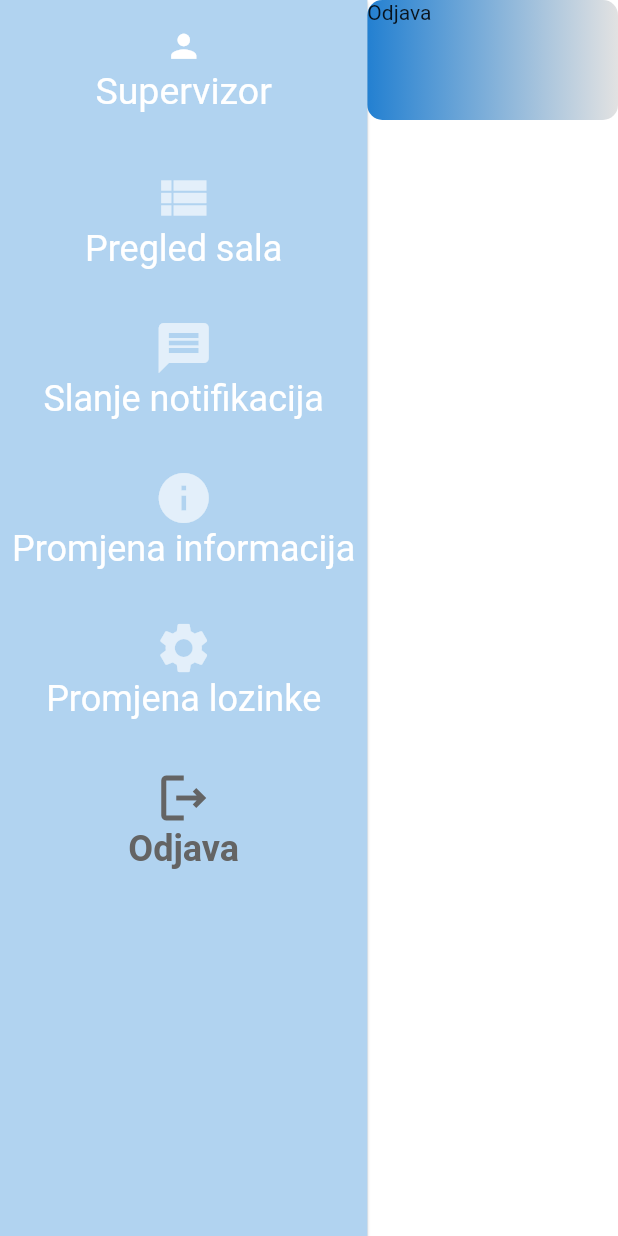
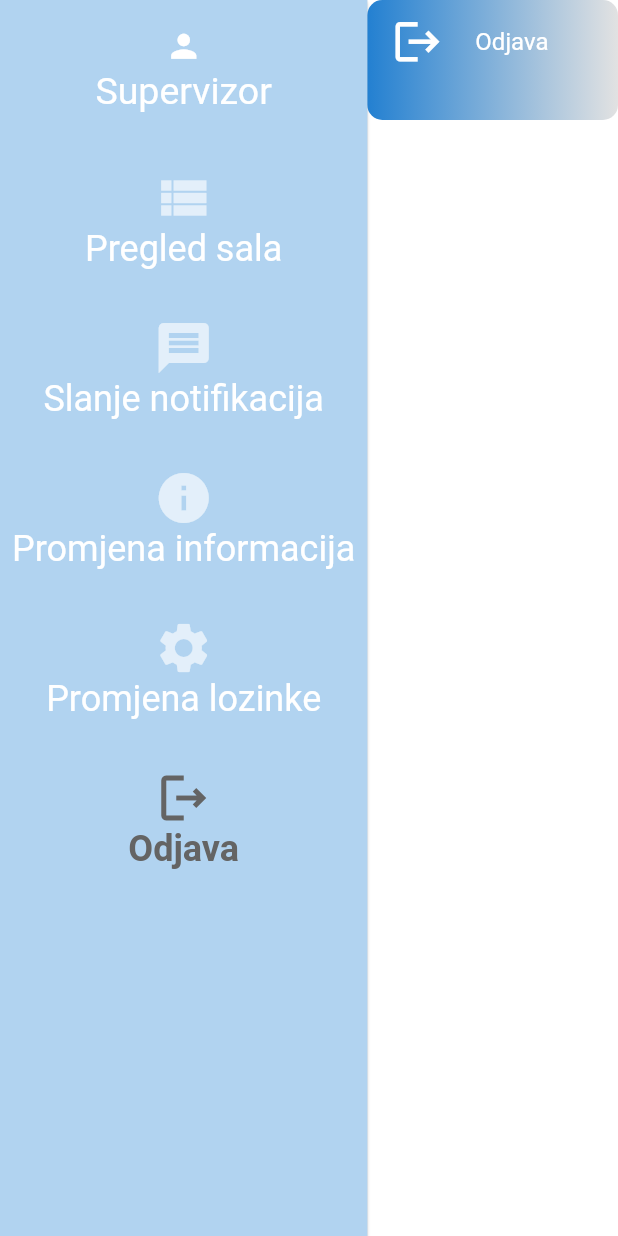
Before and after one commit to blagojevicNikola/WebPametnaCitaonica, a Flutter app: the SupervizorHomePage screen opened directly with empty values, scrolled down 162 dp, after a tap on "Odjava", on a phone screen of 412 x 824 dp. Run offline on Flutter 3.47's test engine with Material 2 defaults, Android fonts, the phone set to English and light mode, and no system bars; our stand-ins replace dio, file_picker, shared_preferences; missing offline and left inert: dart:html; accounts and stored records are empty; network calls fail.

Commit message:
Izmjene boja

```diff
--- a/lib/pages/promjena_lozinke_page.dart
+++ b/lib/pages/promjena_lozinke_page.dart
@@ -26,16 +26,7 @@ class _PromjenaLozinkePageState extends State<PromjenaLozinkePage> {
   @override
   Widget build(BuildContext context) {
     return Container(
-      decoration: const BoxDecoration(
-        gradient: LinearGradient(
-          begin: Alignment.topCenter,
-          end: Alignment.bottomCenter,
-          colors: [
-            Color(0xFFD6F4F4),
-            Color(0xFFD6F4F4),
-          ],
-        ),
-      ),
+      decoration: const BoxDecoration(color: Colors.white),
       child: ListView(
         // child: Column(
         children: <Widget>[
@@ -50,7 +41,7 @@ class _PromjenaLozinkePageState extends State<PromjenaLozinkePage> {
               },
               decoration: InputDecoration(
                   prefixIcon: Icon(Icons.lock, color: Colors.blue[700]),
-                  fillColor: Colors.white,
+                  fillColor: Color.fromARGB(255, 233, 233, 233),
                   filled: true,
                   border: const OutlineInputBorder(),
                   labelText: 'Trenutna lozinka',
@@ -69,7 +60,7 @@ class _PromjenaLozinkePageState extends State<PromjenaLozinkePage> {
               },
               decoration: InputDecoration(
                   prefixIcon: Icon(Icons.password, color: Colors.blue[700]),
-                  fillColor: Colors.white,
+                  fillColor: Color.fromARGB(255, 233, 233, 233),
                   filled: true,
                   border: const OutlineInputBorder(),
                   labelText: 'Nova lozinka',
@@ -88,7 +79,7 @@ class _PromjenaLozinkePageState extends State<PromjenaLozinkePage> {
               },
               decoration: InputDecoration(
                   prefixIcon: Icon(Icons.password, color: Colors.blue[700]),
-                  fillColor: Colors.white,
+                  fillColor: Color.fromARGB(255, 233, 233, 233),
                   filled: true,
                   border: const OutlineInputBorder(),
                   labelText: 'Potvrda nove lozinka',
--- a/lib/supervizor/pages/odjava_supervizor.dart
+++ b/lib/supervizor/pages/odjava_supervizor.dart
@@ -58,7 +58,9 @@ class _OdjavaSupervizorPageState extends State<OdjavaSupervizorPage> {
                 ),
               );
             },
-            child: const Text('Odjava')),
+            child: const ListTile(
+                leading: Icon(Icons.logout, color: Colors.white, size: 35),
+                title: Text('Odjava', style: TextStyle(color: Colors.white)))),
       ),
     );
   }
--- a/lib/supervizor/pages/promjena_lozinke_supervizor.dart
+++ b/lib/supervizor/pages/promjena_lozinke_supervizor.dart
@@ -28,16 +28,7 @@ class _PromjenaLozinkeSupervizorPageState
   @override
   Widget build(BuildContext context) {
     return Container(
-      decoration: const BoxDecoration(
-        gradient: LinearGradient(
-          begin: Alignment.topCenter,
-          end: Alignment.bottomCenter,
-          colors: [
-            Color(0xFFD6F4F4),
-            Color(0xFFD6F4F4),
-          ],
-        ),
-      ),
+      decoration: const BoxDecoration(color: Colors.white),
       child: ListView(
         // child: Column(
         children: <Widget>[
--- a/lib/supervizor/pages/slanje_notifikacija.dart
+++ b/lib/supervizor/pages/slanje_notifikacija.dart
@@ -42,7 +42,7 @@ class _SlanjeNotifikacijaState extends State<SlanjeNotifikacija> {
     return SingleChildScrollView(
         controller: ScrollController(),
         child: Container(
-          color: const Color(0xFFD6F4F4),
+          color: Colors.white,
           child: Column(
             mainAxisSize: MainAxisSize.min,
             mainAxisAlignment: MainAxisAlignment.start,
```
